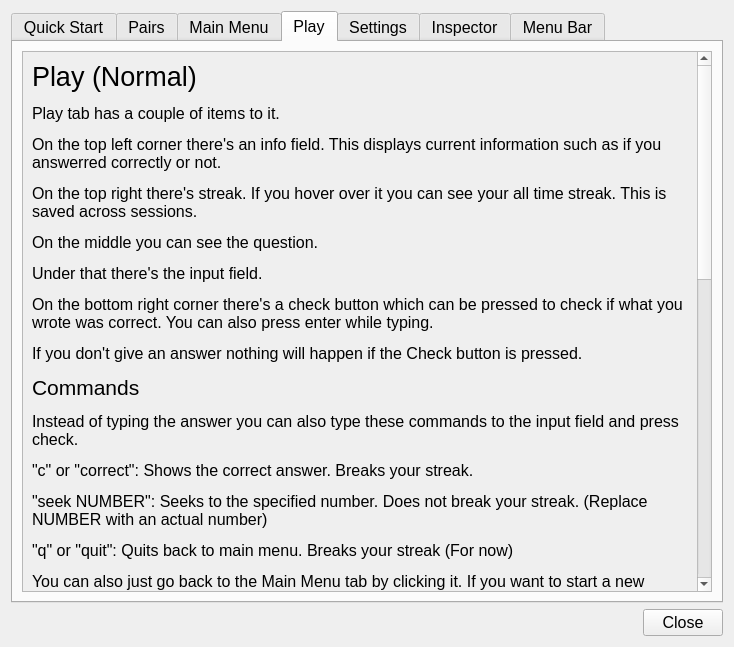
Before: the Qt Designer form v2/ui-files/documentation.ui in LuuppiChan/luupycards, drawn with Qt 5.
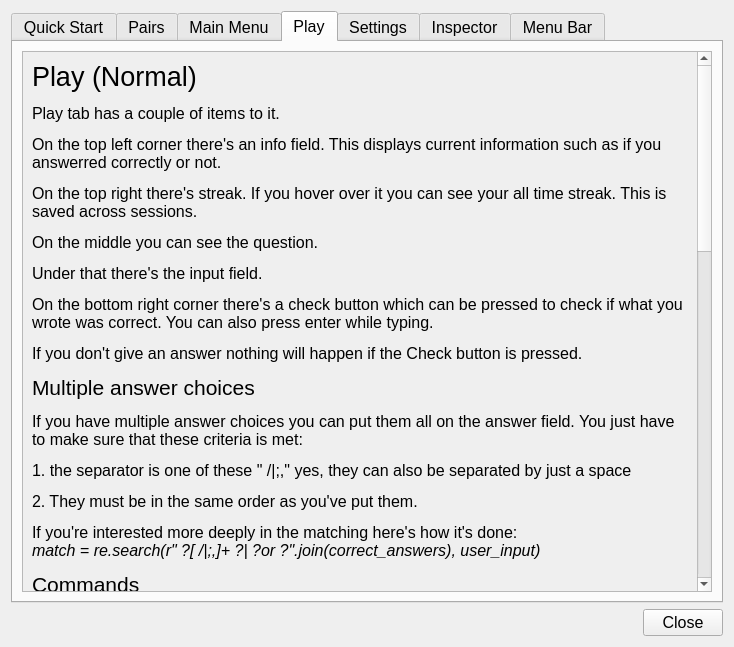
After: the same form once the commit is applied. The open tabs and pages were chosen to show the change.

Commit message: more lenient multiple answer checking

```diff
--- a/v2/ui-files/documentation.ui
+++ b/v2/ui-files/documentation.ui
@@ -466,7 +466,7 @@
             <x>0</x>
             <y>0</y>
             <width>684</width>
-            <height>1509</height>
+            <height>1737</height>
            </rect>
           </property>
           <layout class="QVBoxLayout" name="verticalLayout_26">
@@ -476,7 +476,46 @@
               <cursorShape>IBeamCursor</cursorShape>
              </property>
              <property name="text">
-              <string>&lt;html&gt;&lt;head/&gt;&lt;body&gt;&lt;p&gt;&lt;span style=&quot; font-size:20pt;&quot;&gt;Play (Normal)&lt;/span&gt;&lt;/p&gt;&lt;p&gt;Play tab has a couple of items to it.&lt;/p&gt;&lt;p&gt;On the top left corner there's an info field. This displays current information such as if you answerred correctly or not.&lt;/p&gt;&lt;p&gt;On the top right there's streak. If you hover over it you can see your all time streak. This is saved across sessions.&lt;/p&gt;&lt;p&gt;On the middle you can see the question.&lt;/p&gt;&lt;p&gt;Under that there's the input field.&lt;/p&gt;&lt;p&gt;On the bottom right corner there's a check button which can be pressed to check if what you wrote was correct. You can also press enter while typing.&lt;/p&gt;&lt;p&gt;If you don't give an answer nothing will happen if the Check button is pressed.&lt;/p&gt;&lt;p&gt;&lt;span style=&quot; font-size:16pt;&quot;&gt;Commands&lt;/span&gt;&lt;/p&gt;&lt;p&gt;Instead of typing the answer you can also type these commands to the input field and press check.&lt;/p&gt;&lt;p&gt;&amp;quot;c&amp;quot; or &amp;quot;correct&amp;quot;: Shows the correct answer. Breaks your streak.&lt;/p&gt;&lt;p&gt;&amp;quot;seek NUMBER&amp;quot;: Seeks to the specified number. Does not break your streak. (Replace NUMBER with an actual number)&lt;/p&gt;&lt;p&gt;&amp;quot;q&amp;quot; or &amp;quot;quit&amp;quot;: Quits back to main menu. Breaks your streak (For now)&lt;/p&gt;&lt;p&gt;You can also just go back to the Main Menu tab by clicking it. If you want to start a new game you just press play again.&lt;/p&gt;&lt;p&gt;&lt;span style=&quot; font-size:16pt;&quot;&gt;Survive!&lt;/span&gt;&lt;/p&gt;&lt;p&gt;In this mode you can see your &amp;quot;lives&amp;quot; at the bottom left corner of the window.&lt;/p&gt;&lt;p&gt;&lt;br/&gt;&lt;/p&gt;&lt;p&gt;&lt;span style=&quot; font-size:20pt;&quot;&gt;Play (Multiple Choice)&lt;/span&gt;&lt;/p&gt;&lt;p&gt;There's also a multiple choice mode.&lt;/p&gt;&lt;p&gt;In this you have a bit different layout. I'll still go through every item on the layout though.&lt;/p&gt;&lt;p&gt;On the top left corner there's an info field. This displays current information such as if you answerred correctly or not.&lt;/p&gt;&lt;p&gt;On the top right there's streak. If you hover over it you can see your all time streak. This is saved across sessions.&lt;/p&gt;&lt;p&gt;On the middle you can see the question.&lt;/p&gt;&lt;p&gt;Under that there are the answer options. They are on the right side for less mouse movement from an answer to the check button.&lt;/p&gt;&lt;p&gt;On the bottom right corner there's a check button which can be pressed to check if what you wrote was correct.&lt;/p&gt;&lt;p&gt;On the bottom left corner there are two buttons:&lt;/p&gt;&lt;p&gt;Correct: This shows the correct answer in the info field on top left corner.&lt;/p&gt;&lt;p&gt;Seek: This shows a widget where you can choose question number you want to go. You cannot enter an incorrect value to it.&lt;/p&gt;&lt;p&gt;&lt;br/&gt;&lt;/p&gt;&lt;p&gt;&lt;span style=&quot; font-size:20pt;&quot;&gt;Big mode (Font)&lt;/span&gt;&lt;/p&gt;&lt;p&gt;You can go to Misc -&amp;gt; Big mode to enable a bigger font for certain gameplay items.&lt;/p&gt;&lt;/body&gt;&lt;/html&gt;</string>
+              <string>&lt;!DOCTYPE HTML PUBLIC &quot;-//W3C//DTD HTML 4.0//EN&quot; &quot;http://www.w3.org/TR/REC-html40/strict.dtd&quot;&gt;
+&lt;html&gt;&lt;head&gt;&lt;meta name=&quot;qrichtext&quot; content=&quot;1&quot; /&gt;&lt;style type=&quot;text/css&quot;&gt;
+p, li { white-space: pre-wrap; }
+&lt;/style&gt;&lt;/head&gt;&lt;body style=&quot; font-family:'Sans Serif'; font-size:12pt; font-weight:400; font-style:normal;&quot;&gt;
+&lt;p style=&quot; margin-top:12px; margin-bottom:12px; margin-left:0px; margin-right:0px; -qt-block-indent:0; text-indent:0px;&quot;&gt;&lt;span style=&quot; font-size:20pt;&quot;&gt;Play (Normal)&lt;/span&gt;&lt;/p&gt;
+&lt;p style=&quot; margin-top:12px; margin-bottom:12px; margin-left:0px; margin-right:0px; -qt-block-indent:0; text-indent:0px;&quot;&gt;Play tab has a couple of items to it.&lt;/p&gt;
+&lt;p style=&quot; margin-top:12px; margin-bottom:12px; margin-left:0px; margin-right:0px; -qt-block-indent:0; text-indent:0px;&quot;&gt;On the top left corner there's an info field. This displays current information such as if you answerred correctly or not.&lt;/p&gt;
+&lt;p style=&quot; margin-top:12px; margin-bottom:12px; margin-left:0px; margin-right:0px; -qt-block-indent:0; text-indent:0px;&quot;&gt;On the top right there's streak. If you hover over it you can see your all time streak. This is saved across sessions.&lt;/p&gt;
+&lt;p style=&quot; margin-top:12px; margin-bottom:12px; margin-left:0px; margin-right:0px; -qt-block-indent:0; text-indent:0px;&quot;&gt;On the middle you can see the question.&lt;/p&gt;
+&lt;p style=&quot; margin-top:12px; margin-bottom:12px; margin-left:0px; margin-right:0px; -qt-block-indent:0; text-indent:0px;&quot;&gt;Under that there's the input field.&lt;/p&gt;
+&lt;p style=&quot; margin-top:12px; margin-bottom:12px; margin-left:0px; margin-right:0px; -qt-block-indent:0; text-indent:0px;&quot;&gt;On the bottom right corner there's a check button which can be pressed to check if what you wrote was correct. You can also press enter while typing.&lt;/p&gt;
+&lt;p style=&quot; margin-top:12px; margin-bottom:12px; margin-left:0px; margin-right:0px; -qt-block-indent:0; text-indent:0px;&quot;&gt;If you don't give an answer nothing will happen if the Check button is pressed.&lt;/p&gt;
+&lt;p style=&quot; margin-top:12px; margin-bottom:12px; margin-left:0px; margin-right:0px; -qt-block-indent:0; text-indent:0px;&quot;&gt;&lt;span style=&quot; font-size:16pt;&quot;&gt;Multiple answer choices&lt;/span&gt;&lt;/p&gt;
+&lt;p style=&quot; margin-top:12px; margin-bottom:12px; margin-left:0px; margin-right:0px; -qt-block-indent:0; text-indent:0px;&quot;&gt;If you have multiple answer choices you can put them all on the answer field. You just have to make sure that these criteria is met:&lt;/p&gt;
+&lt;p style=&quot; margin-top:12px; margin-bottom:12px; margin-left:0px; margin-right:0px; -qt-block-indent:0; text-indent:0px;&quot;&gt;1. the separator is one of these &amp;quot; /|;,&amp;quot; yes, they can also be separated by just a space&lt;/p&gt;
+&lt;p style=&quot; margin-top:12px; margin-bottom:12px; margin-left:0px; margin-right:0px; -qt-block-indent:0; text-indent:0px;&quot;&gt;2. They must be in the same order as you've put them.&lt;/p&gt;
+&lt;p style=&quot; margin-top:12px; margin-bottom:12px; margin-left:0px; margin-right:0px; -qt-block-indent:0; text-indent:0px;&quot;&gt;If you're interested more deeply in the matching here's how it's done:&lt;br /&gt;&lt;span style=&quot; font-style:italic;&quot;&gt;match = re.search(r&amp;quot; ?[ /|;,]+ ?| ?or ?&amp;quot;.join(correct_answers), user_input)&lt;/span&gt;&lt;/p&gt;
+&lt;p style=&quot; margin-top:12px; margin-bottom:12px; margin-left:0px; margin-right:0px; -qt-block-indent:0; text-indent:0px;&quot;&gt;&lt;span style=&quot; font-size:16pt;&quot;&gt;Commands&lt;/span&gt;&lt;/p&gt;
+&lt;p style=&quot; margin-top:12px; margin-bottom:12px; margin-left:0px; margin-right:0px; -qt-block-indent:0; text-indent:0px;&quot;&gt;Instead of typing the answer you can also type these commands to the input field and press check.&lt;/p&gt;
+&lt;p style=&quot; margin-top:12px; margin-bottom:12px; margin-left:0px; margin-right:0px; -qt-block-indent:0; text-indent:0px;&quot;&gt;&amp;quot;c&amp;quot; or &amp;quot;correct&amp;quot;: Shows the correct answer. Breaks your streak.&lt;/p&gt;
+&lt;p style=&quot; margin-top:12px; margin-bottom:12px; margin-left:0px; margin-right:0px; -qt-block-indent:0; text-indent:0px;&quot;&gt;&amp;quot;seek NUMBER&amp;quot;: Seeks to the specified number. Does not break your streak. (Replace NUMBER with an actual number)&lt;/p&gt;
+&lt;p style=&quot; margin-top:12px; margin-bottom:12px; margin-left:0px; margin-right:0px; -qt-block-indent:0; text-indent:0px;&quot;&gt;&amp;quot;q&amp;quot; or &amp;quot;quit&amp;quot;: Quits back to main menu. Breaks your streak (For now)&lt;/p&gt;
+&lt;p style=&quot; margin-top:12px; margin-bottom:12px; margin-left:0px; margin-right:0px; -qt-block-indent:0; text-indent:0px;&quot;&gt;You can also just go back to the Main Menu tab by clicking it. If you want to start a new game you just press play again.&lt;/p&gt;
+&lt;p style=&quot; margin-top:12px; margin-bottom:12px; margin-left:0px; margin-right:0px; -qt-block-indent:0; text-indent:0px;&quot;&gt;&lt;span style=&quot; font-size:16pt;&quot;&gt;Survive!&lt;/span&gt;&lt;/p&gt;
+&lt;p style=&quot; margin-top:12px; margin-bottom:12px; margin-left:0px; margin-right:0px; -qt-block-indent:0; text-indent:0px;&quot;&gt;In this mode you can see your &amp;quot;lives&amp;quot; at the bottom left corner of the window.&lt;/p&gt;
+&lt;p style=&quot; margin-top:12px; margin-bottom:12px; margin-left:0px; margin-right:0px; -qt-block-indent:0; text-indent:0px;&quot;&gt;&lt;br /&gt;&lt;/p&gt;
+&lt;p style=&quot; margin-top:12px; margin-bottom:12px; margin-left:0px; margin-right:0px; -qt-block-indent:0; text-indent:0px;&quot;&gt;&lt;span style=&quot; font-size:20pt;&quot;&gt;Play (Multiple Choice)&lt;/span&gt;&lt;/p&gt;
+&lt;p style=&quot; margin-top:12px; margin-bottom:12px; margin-left:0px; margin-right:0px; -qt-block-indent:0; text-indent:0px;&quot;&gt;There's also a multiple choice mode.&lt;/p&gt;
+&lt;p style=&quot; margin-top:12px; margin-bottom:12px; margin-left:0px; margin-right:0px; -qt-block-indent:0; text-indent:0px;&quot;&gt;In this you have a bit different layout. I'll still go through every item on the layout though.&lt;/p&gt;
+&lt;p style=&quot; margin-top:12px; margin-bottom:12px; margin-left:0px; margin-right:0px; -qt-block-indent:0; text-indent:0px;&quot;&gt;On the top left corner there's an info field. This displays current information such as if you answerred correctly or not.&lt;/p&gt;
+&lt;p style=&quot; margin-top:12px; margin-bottom:12px; margin-left:0px; margin-right:0px; -qt-block-indent:0; text-indent:0px;&quot;&gt;On the top right there's streak. If you hover over it you can see your all time streak. This is saved across sessions.&lt;/p&gt;
+&lt;p style=&quot; margin-top:12px; margin-bottom:12px; margin-left:0px; margin-right:0px; -qt-block-indent:0; text-indent:0px;&quot;&gt;On the middle you can see the question.&lt;/p&gt;
+&lt;p style=&quot; margin-top:12px; margin-bottom:12px; margin-left:0px; margin-right:0px; -qt-block-indent:0; text-indent:0px;&quot;&gt;Under that there are the answer options. They are on the right side for less mouse movement from an answer to the check button.&lt;/p&gt;
+&lt;p style=&quot; margin-top:12px; margin-bottom:12px; margin-left:0px; margin-right:0px; -qt-block-indent:0; text-indent:0px;&quot;&gt;On the bottom right corner there's a check button which can be pressed to check if what you wrote was correct.&lt;/p&gt;
+&lt;p style=&quot; margin-top:12px; margin-bottom:12px; margin-left:0px; margin-right:0px; -qt-block-indent:0; text-indent:0px;&quot;&gt;On the bottom left corner there are two buttons:&lt;/p&gt;
+&lt;p style=&quot; margin-top:12px; margin-bottom:12px; margin-left:0px; margin-right:0px; -qt-block-indent:0; text-indent:0px;&quot;&gt;Correct: This shows the correct answer in the info field on top left corner.&lt;/p&gt;
+&lt;p style=&quot; margin-top:12px; margin-bottom:12px; margin-left:0px; margin-right:0px; -qt-block-indent:0; text-indent:0px;&quot;&gt;Seek: This shows a widget where you can choose question number you want to go. You cannot enter an incorrect value to it.&lt;/p&gt;
+&lt;p style=&quot; margin-top:12px; margin-bottom:12px; margin-left:0px; margin-right:0px; -qt-block-indent:0; text-indent:0px;&quot;&gt;&lt;br /&gt;&lt;/p&gt;
+&lt;p style=&quot; margin-top:12px; margin-bottom:12px; margin-left:0px; margin-right:0px; -qt-block-indent:0; text-indent:0px;&quot;&gt;&lt;span style=&quot; font-size:20pt;&quot;&gt;Big mode (Font)&lt;/span&gt;&lt;/p&gt;
+&lt;p style=&quot; margin-top:12px; margin-bottom:12px; margin-left:0px; margin-right:0px; -qt-block-indent:0; text-indent:0px;&quot;&gt;You can go to Misc -&amp;gt; Big mode to enable a bigger font for certain gameplay items.&lt;/p&gt;&lt;/body&gt;&lt;/html&gt;</string>
              </property>
              <property name="wordWrap">
               <bool>true</bool>
```
Left out of the diff: 8 changed lines with no effect on the pictures. The commit also changes 3 other files.
